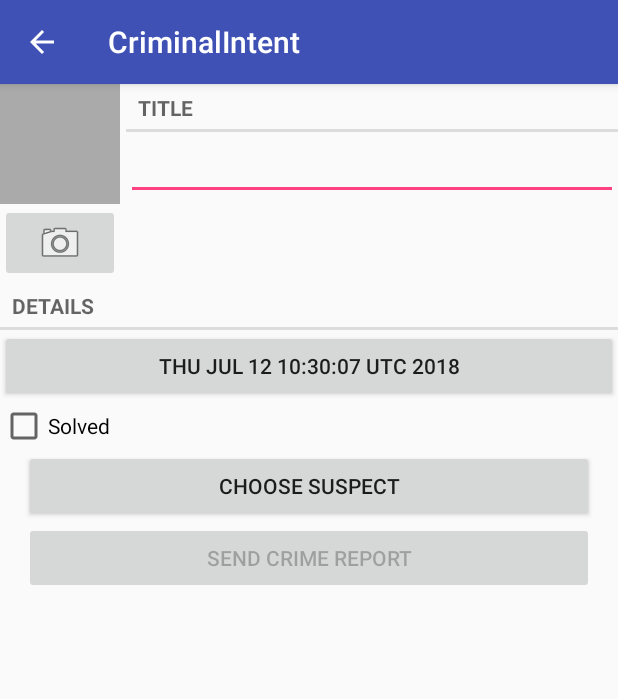
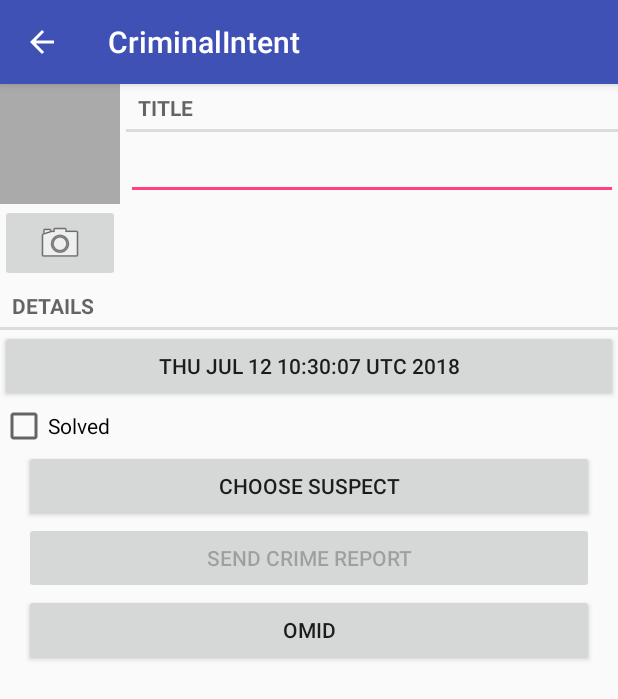
Before and after one commit to Otraq/MyApplication4, an Android app: the screen it shows after launch (CrimePagerActivity), after a tap on "New Crime", on a phone screen of 412 x 824 dp. Shown: the top 699 px of the screen. Run offline under Robolectric (Android 15) with nearby library versions, the phone set to English and light mode, and no system bars.

Commit message:
button omid and toast omid karami

```diff
--- a/app/src/main/java/com/example/amin/criminalintent/CrimeDetailFragment.java
+++ b/app/src/main/java/com/example/amin/criminalintent/CrimeDetailFragment.java
@@ -59,6 +59,8 @@ public class CrimeDetailFragment extends Fragment {
     private ImageButton mPhotoButton;
     private ImageView mPhotoView;
     private File mPhotoFile;
+    private Button omid;
+
 
     private Callbacks mCallbacks;
 
@@ -105,9 +107,15 @@ public class CrimeDetailFragment extends Fragment {
         mCrimeReport = (Button) view.findViewById(R.id.crime_report);
         mPhotoButton = (ImageButton) view.findViewById(R.id.crime_camera);
         mPhotoView = (ImageView) view.findViewById(R.id.crime_photo);
-
+omid=(Button)view.findViewById(R.id.omid);
         mCrimeDate.setText(mCrime.getDate().toString());
 //        mCrimeDate.setEnabled(false);
+        omid.setOnClickListener(new View.OnClickListener() {
+            @Override
+            public void onClick(View v) {
+                Toast.makeText(getActivity(),"omid karami",Toast.LENGTH_LONG).show();
+            }
+        });
         mCrimeDate.setOnClickListener(new View.OnClickListener() {
             @Override
             public void onClick(View v) {
--- a/app/src/main/res/layout-land/fragment_crime_detail.xml
+++ b/app/src/main/res/layout-land/fragment_crime_detail.xml
@@ -45,5 +45,14 @@
         android:layout_marginRight="16dp"
         android:layout_marginLeft="16dp"
         android:text="@string/crime_report_text"/>
+    <Button
+        android:id="@+id/omid"
+        android:layout_width="match_parent"
+        android:layout_height="wrap_content"
+        android:layout_marginRight="16dp"
+        android:layout_marginLeft="16dp"
+        android:text="omid"/>
+
+
 
 </LinearLayout>
--- a/app/src/main/res/layout/fragment_crime_detail.xml
+++ b/app/src/main/res/layout/fragment_crime_detail.xml
@@ -39,5 +39,12 @@
         android:layout_marginRight="16dp"
         android:layout_marginLeft="16dp"
         android:text="@string/crime_report_text"/>
+    <Button
+        android:id="@+id/omid"
+        android:layout_width="match_parent"
+        android:layout_height="wrap_content"
+        android:layout_marginRight="16dp"
+        android:layout_marginLeft="16dp"
+        android:text="omid"/>
 
 </LinearLayout>
```
